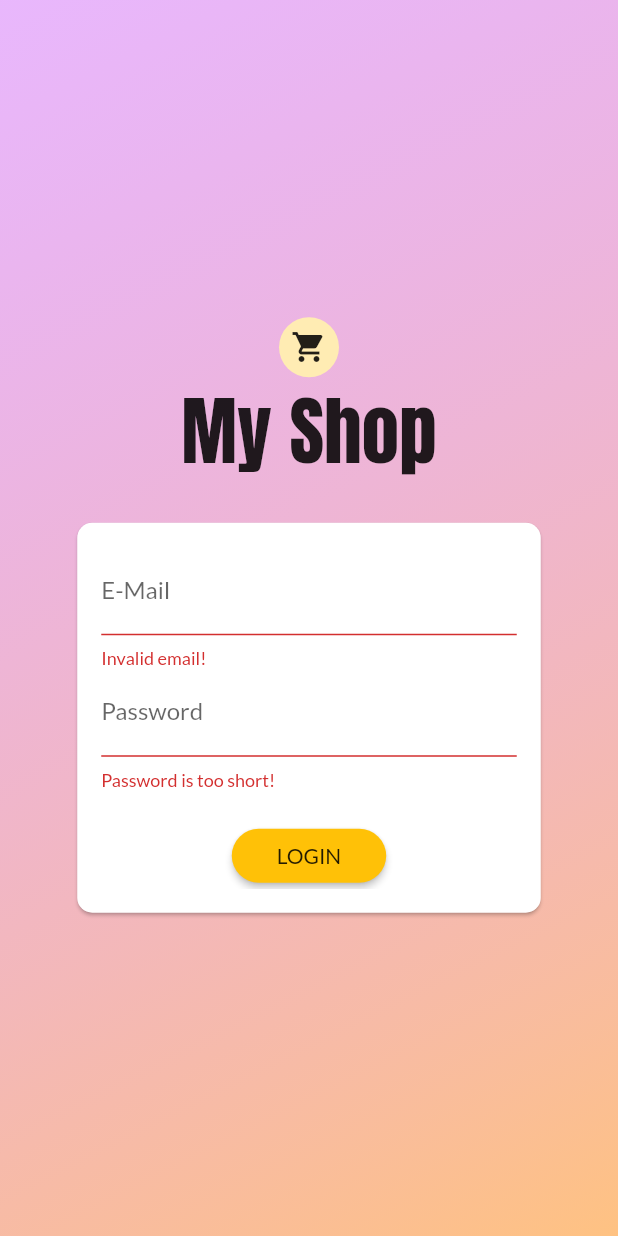
After one commit to mangukianisarg/my_shop, a Flutter app: the screen it shows after launch, after a tap on "LOGIN", on a phone screen of 412 x 824 dp. The commit adds this screen. Run offline on Flutter 3.47's test engine with Material 2 defaults, Android fonts, the phone set to English and light mode, and no system bars; our stand-ins replace shared_preferences; network calls fail.

Commit message:
Completing Firebase Database

```diff
--- a/lib/main.dart
+++ b/lib/main.dart
@@ -1,9 +1,12 @@
 import 'package:flutter/material.dart';
+import 'package:my_shop/providers/auth.dart';
 import 'package:my_shop/providers/cart.dart';
 import 'package:my_shop/providers/orders.dart';
+import 'package:my_shop/screen/auth_screen.dart';
 import 'package:my_shop/screen/cart_screen.dart';
 import 'package:my_shop/screen/edit_product_screen.dart';
 import 'package:my_shop/screen/orders_screen.dart';
+import 'package:my_shop/screen/splash_screen.dart';
 import 'package:my_shop/screen/user_products_screen.dart';
 import 'package:provider/provider.dart';
 import './screen/product_detail_screen.dart';
@@ -18,34 +21,58 @@ class MyApp extends StatelessWidget {
     return MultiProvider(
         providers: [
           ChangeNotifierProvider.value(
-          // create: (ctx) => Products(),
-          value: Products(),
+            value: Auth(),
+          ),
+          // ignore: missing_required_param
+          ChangeNotifierProxyProvider<Auth, Products>(
+            update: (ctx, auth, previousProducts) => Products(
+              auth.token,
+              auth.userId,
+              previousProducts == null ? [] : previousProducts.items,
+            ),
+            //value: Products(),
           ),
           ChangeNotifierProvider.value(
             // create: (ctx) => Cart(),
             value: Cart(),
           ),
-        ChangeNotifierProvider.value(
-          // create: (ctx) => Orders(),
-          value: Orders(),
+          // ignore: missing_required_param
+          ChangeNotifierProxyProvider<Auth, Orders>(
+            update: (ctx, auth, previousOrders) => Orders(
+              auth.token,
+              auth.userId,
+              previousOrders == null ? [] : previousOrders.orders,
+            ),
+            //value: Orders(),
           ),
         ],
-      child: MaterialApp(
+        child: Consumer<Auth>(
+          builder: (ctx, auth, _) => MaterialApp(
               debugShowCheckedModeBanner: false,
-          title: 'MyShop',
+              title: 'My Shop',
               theme: ThemeData(
                 primarySwatch: Colors.amber,
                 accentColor: Colors.lightBlueAccent,
                 fontFamily: 'Lato',
               ),
-          home: ProductsOverviewScreen(),
+              home: auth.isAuth
+                  ? ProductsOverviewScreen()
+                  : FutureBuilder(
+                      future: auth.tryAutoLogin(),
+                      builder: (ctx, authResultSnapShot) =>
+                          authResultSnapShot.connectionState ==
+                                  ConnectionState.waiting
+                              ? SplashScreen()
+                              : AuthScreen(),
+                    ),
               routes: {
                 ProductDetailScreen.routeName: (ctx) => ProductDetailScreen(),
                 CartScreen.routeName: (ctx) => CartScreen(),
                 OrdersScreen.routeName: (ctx) => OrdersScreen(),
                 UserProductsScreen.routeName: (ctx) => UserProductsScreen(),
                 EditProductScreen.routeName: (ctx) => EditProductScreen(),
+                // AuthScreen.routeName:(ctx) => AuthScreen(),
               }),
-    );
+        ));
   }
 }
--- a/lib/models/http_exception.dart
+++ b/lib/models/http_exception.dart
@@ -1,11 +1,11 @@
 class HttpException implements Exception {
-  final String messeage;
+  final String message;
 
-  HttpException(this.messeage);
+  HttpException(this.message);
 
   @override
   String toString() {
-    return messeage;
+    return message;
     //return super.toString();
   }
 }
--- /dev/null
+++ b/lib/providers/auth.dart
@@ -0,0 +1,125 @@
+import 'dart:convert';
+import 'dart:async';
+
+import 'package:flutter/widgets.dart';
+import 'package:http/http.dart' as http;
+import 'package:shared_preferences/shared_preferences.dart';
+
+import '../models/http_exception.dart';
+
+class Auth with ChangeNotifier {
+  String _token;
+  DateTime _expiryDate;
+  String _userId;
+  Timer _authTimer;
+
+  bool get isAuth {
+    return token != null;
+  }
+
+  String get token {
+    if (_expiryDate != null &&
+        _expiryDate.isAfter(DateTime.now()) &&
+        _token != null) {
+      return _token;
+    }
+    return null;
+  }
+
+  String get userId {
+    return _userId;
+  }
+
+  Future<void> _authenticate(
+      String email, String password, String urlSegment) async {
+    final url =
+        'https://identitytoolkit.googleapis.com/v1/accounts:$urlSegment?key=AIzaSyABnx9F-3lbzSc_Y8_H6L9J41KkseRXjaU';
+    try {
+      final response = await http.post(
+        url,
+        body: json.encode(
+          {
+            'email': email,
+            'password': password,
+            'returnSecureToken': true,
+          },
+        ),
+      );
+      final responseData = json.decode(response.body);
+      if (responseData['error'] != null) {
+        throw HttpException(responseData['error']['message']);
+      }
+      _token = responseData['idToken'];
+      _userId = responseData['localId'];
+      _expiryDate = DateTime.now().add(
+        Duration(
+          seconds: int.parse(
+            responseData['expiresIn'],
+          ),
+        ),
+      );
+      _autoLogout();
+      notifyListeners();
+      final prefs = await SharedPreferences.getInstance();
+      final userData = json.encode(
+        {
+          'token': _token,
+          'userId': _userId,
+          'expiryDate': _expiryDate.toIso8601String(),
+        },
+      );
+      prefs.setString('userData', userData);
+    } catch (error) {
+      throw error;
+    }
+  }
+
+  Future<void> signUp(String email, String password) async {
+    return _authenticate(email, password, 'signUp');
+  }
+
+  Future<void> login(String email, String password) async {
+    return _authenticate(email, password, 'signInWithPassword');
+  }
+
+  Future<bool> tryAutoLogin() async {
+    final prefs = await SharedPreferences.getInstance();
+    if (!prefs.containsKey('userData')) {
+      return false;
+    }
+    final extractedUserData = json.decode(prefs.getString('userData')) as Map<String, Object>;
+    final expiryDate = DateTime.parse(extractedUserData['expiryDate']);
+
+    if (expiryDate.isBefore(DateTime.now())) {
+      return false;
+    }
+    _token = extractedUserData['token'];
+    _userId = extractedUserData['userId'];
+    _expiryDate = expiryDate;
+    notifyListeners();
+    _autoLogout();
+    return true;
+  }
+
+  Future<void> logout() async {
+    _token = null;
+    _userId = null;
+    _expiryDate = null;
+    if (_authTimer != null) {
+      _authTimer.cancel();
+      _authTimer = null;
+    }
+    notifyListeners();
+    final prefs = await SharedPreferences.getInstance();
+    // prefs.remove('userData');
+    prefs.clear();
+  }
+
+  void _autoLogout() {
+    if (_authTimer != null) {
+      _authTimer.cancel();
+    }
+    final timeToExpiry = _expiryDate.difference(DateTime.now()).inSeconds;
+    _authTimer = Timer(Duration(seconds: timeToExpiry), logout);
+  }
+}
--- a/lib/providers/orders.dart
+++ b/lib/providers/orders.dart
@@ -19,17 +19,22 @@ class OrderItem {
 
 class Orders with ChangeNotifier {
   List<OrderItem> _orders = [];
+  final String authToken;
+  final String userId;
+
+  Orders(this.authToken, this.userId, this._orders);
 
   List<OrderItem> get orders {
     return [..._orders];
   }
 
   Future<void> fetchAndSetOrders() async {
-    const url = 'https://my-shop-e8ae1-default-rtdb.firebaseio.com/orders.json';
+    final url =
+        'https://my-shop-e8ae1-default-rtdb.firebaseio.com/orders/$userId.json?auth=$authToken';
     final response = await http.get(url);
     final List<OrderItem> loadedOrders = [];
     final extractedData = json.decode(response.body) as Map<String, dynamic>;
-    if (extractedData == null){
+    if (extractedData == null) {
       return;
     }
     extractedData.forEach((orderId, orderData) {
@@ -56,7 +61,8 @@ class Orders with ChangeNotifier {
   }
 
   Future<void> addOrder(List<CartItem> cartProducts, double total) async {
-    const url = 'https://my-shop-e8ae1-default-rtdb.firebaseio.com/orders.json';
+    final url =
+        'https://my-shop-e8ae1-default-rtdb.firebaseio.com/orders/$userId.json?auth=$authToken';
     final timestamp = DateTime.now();
     final response = await http.post(
       url,
--- a/lib/providers/products.dart
+++ b/lib/providers/products.dart
@@ -46,11 +46,16 @@ class Products with ChangeNotifier {
     // ),
   ];
 
+  // var _showFavoritesOnly = false;
+
+  final String authToken;
+  final String userId;
+
+  Products(this.authToken, this.userId, this._items);
+
   List<Product> get favoriteItems {
     return _items.where((productItem) => productItem.isFavorite).toList();
   }
-
-  // var _showFavoritesOnly = false;
 
   List<Product> get items {
     // if (_showFavoritesOnly){
@@ -73,15 +78,20 @@ class Products with ChangeNotifier {
   //   notifyListeners();
   // }
 
-  Future<void> fetchAndSetProduct() async {
-    const url =
-        'https://my-shop-e8ae1-default-rtdb.firebaseio.com/products.json';
+  Future<void> fetchAndSetProduct([bool filterbyUser = false]) async {
+    final filterString = filterbyUser ? 'orderBy="creatorId"&equalTo="$userId"' : '';
+    var url =
+        'https://my-shop-e8ae1-default-rtdb.firebaseio.com/products.json?auth=$authToken&$filterString';
     try {
       final response = await http.get(url);
       final extractedData = json.decode(response.body) as Map<String, dynamic>;
-      if(extractedData == null){
+      if (extractedData == null) {
         return;
       }
+      url =
+          'https://my-shop-e8ae1-default-rtdb.firebaseio.com/userFavorites/$userId.json?auth=$authToken';
+      final favoriteResponse = await http.get(url);
+      final favoriteData = json.decode(favoriteResponse.body);
       final List<Product> loadedProduct = [];
       extractedData.forEach((productId, productData) {
         loadedProduct.add(Product(
@@ -89,7 +99,7 @@ class Products with ChangeNotifier {
           title: productData['title'],
           description: productData['description'],
           price: productData['price'],
-          isFavorite: productData['isFavorite'],
+          isFavorite: favoriteData == null ? false : favoriteData[productId] ?? false,
           imageUrl: productData['imageUrl'],
         ));
       });
@@ -101,8 +111,8 @@ class Products with ChangeNotifier {
   }
 
   Future<void> addProduct(Product product) async {
-    const url =
-        'https://my-shop-e8ae1-default-rtdb.firebaseio.com/products.json';
+    final url =
+        'https://my-shop-e8ae1-default-rtdb.firebaseio.com/products.json?auth=$authToken';
     try {
       final response = await http.post(
         url,
@@ -111,7 +121,7 @@ class Products with ChangeNotifier {
           'description': product.description,
           'imageUrl': product.imageUrl,
           'price': product.price,
-          'isFavorite': product.isFavorite,
+          'ceatorId': userId,
         }),
       );
       final newProduct = Product(
@@ -136,7 +146,7 @@ class Products with ChangeNotifier {
     final productIndex = _items.indexWhere((product) => product.id == id);
     if (productIndex >= 0) {
       final url =
-          'https://my-shop-e8ae1-default-rtdb.firebaseio.com/products/$id.json';
+          'https://my-shop-e8ae1-default-rtdb.firebaseio.com/products/$id.json?auth=$authToken';
       await http.patch(url,
           body: json.encode({
             'title': newProduct.title,
@@ -153,7 +163,7 @@ class Products with ChangeNotifier {
 
   Future<void> deleteProduct(String id) async {
     final url =
-        'https://my-shop-e8ae1-default-rtdb.firebaseio.com/products/$id.json';
+        'https://my-shop-e8ae1-default-rtdb.firebaseio.com/products/$id.json?auth=$authToken';
     final existingProductIndex =
         _items.indexWhere((product) => product.id == id);
     var existingProduct = _items[existingProductIndex];
--- /dev/null
+++ b/lib/screen/auth_screen.dart
@@ -0,0 +1,265 @@
+import 'package:flutter/material.dart';
+import 'package:provider/provider.dart';
+
+import '../providers/auth.dart';
+import '../models/http_exception.dart';
+
+enum AuthMode { SignUp, Login }
+
+class AuthScreen extends StatelessWidget {
+  static const routeName = '/auth';
+
+  @override
+  Widget build(BuildContext context) {
+    final deviceSize = MediaQuery.of(context).size;
+    // final transformConfig = Matrix4.rotationZ(-8 * pi / 180);
+    // transformConfig.translate(-10.0);
+    return Scaffold(
+      // resizeToAvoidBottomInset: false,
+      body: Stack(
+        children: <Widget>[
+          Container(
+            decoration: BoxDecoration(
+              gradient: LinearGradient(
+                colors: [
+                  Color.fromRGBO(215, 117, 255, 1).withOpacity(0.5),
+                  Color.fromRGBO(255, 188, 117, 1).withOpacity(0.9),
+                ],
+                begin: Alignment.topLeft,
+                end: Alignment.bottomRight,
+                stops: [0, 1],
+              ),
+            ),
+          ),
+          SingleChildScrollView(
+            child: Container(
+              height: deviceSize.height,
+              width: deviceSize.width,
+              child: Column(
+                mainAxisAlignment: MainAxisAlignment.center,
+                crossAxisAlignment: CrossAxisAlignment.center,
+                children: <Widget>[
+                  Column(
+                    children: [
+                      CircleAvatar(
+                        child: Icon(Icons.shopping_cart),
+                      ),
+                      Text(
+                        'My Shop',
+                        style: TextStyle(
+                          color:
+                              Theme.of(context).accentTextTheme.headline6.color,
+                          fontSize: 50,
+                          fontFamily: 'Anton',
+                          fontWeight: FontWeight.normal,
+                        ),
+                      ),
+                    ],
+                  ),
+                  SizedBox(
+                    height: 20,
+                  ),
+                  Flexible(
+                      flex: deviceSize.width > 600 ? 2 : 1, child: AuthCard()),
+                ],
+              ),
+            ),
+          ),
+        ],
+      ),
+    );
+  }
+}
+
+class AuthCard extends StatefulWidget {
+  const AuthCard({
+    Key key,
+  }) : super(key: key);
+
+  @override
+  _AuthCardState createState() => _AuthCardState();
+}
+
+class _AuthCardState extends State<AuthCard> {
+  final GlobalKey<FormState> _formKey = GlobalKey();
+  AuthMode _authMode = AuthMode.Login;
+  Map<String, String> _authData = {
+    'email': '',
+    'password': '',
+  };
+  var _isLoading = false;
+  final _passwordController = TextEditingController();
+
+  void _showErrorDialog(String message) {
+    showDialog(
+      context: context,
+      builder: (ctx) => AlertDialog(
+        title: Text('An Error Occurred!'),
+        content: Text(message),
+        actions: <Widget>[
+          FlatButton(
+            child: Text('Okay'),
+            onPressed: () {
+              Navigator.of(ctx).pop();
+            },
+          )
+        ],
+      ),
+    );
+  }
+
+  Future<void> _submit() async {
+    if (!_formKey.currentState.validate()) {
+      // Invalid!
+      return;
+    }
+    _formKey.currentState.save();
+    setState(() {
+      _isLoading = true;
+    });
+    try {
+      if (_authMode == AuthMode.Login) {
+        // Log user in
+        await Provider.of<Auth>(context, listen: false).login(
+          _authData['email'],
+          _authData['password'],
+        );
+      } else {
+        // Sign user up
+        await Provider.of<Auth>(context, listen: false).signUp(
+          _authData['email'],
+          _authData['password'],
+        );
+      }
+      //Navigator.of(context).pushReplacementNamed('/product-overview');
+    } on HttpException catch (error) {
+      var errorMessage = 'Authentication failed';
+      if (error.toString().contains('EMAIL_EXISTS')) {
+        errorMessage = 'This email address is already in use.';
+      } else if (error.toString().contains('INVALID_EMAIL')) {
+        errorMessage = 'This is not a valid email address';
+      } else if (error.toString().contains('WEAK_PASSWORD')) {
+        errorMessage = 'This password is too weak.';
+      } else if (error.toString().contains('EMAIL_NOT_FOUND')) {
+        errorMessage = 'Could not find a user with that email.';
+      } else if (error.toString().contains('INVALID_PASSWORD')) {
+        errorMessage = 'Invalid password.';
+      }
+      _showErrorDialog(errorMessage);
+    } catch (error) {
+      const errorMessage =
+          'Could not authenticate you. Please try again later.';
+      _showErrorDialog(errorMessage);
+    }
+
+    setState(() {
+      _isLoading = false;
+    });
+  }
+
+  void _switchAuthMode() {
+    if (_authMode == AuthMode.Login) {
+      setState(() {
+        _authMode = AuthMode.SignUp;
+      });
+    } else {
+      setState(() {
+        _authMode = AuthMode.Login;
+      });
+    }
+  }
+
+  @override
+  Widget build(BuildContext context) {
+    final deviceSize = MediaQuery.of(context).size;
+    return Card(
+      shape: RoundedRectangleBorder(
+        borderRadius: BorderRadius.circular(10.0),
+      ),
+      elevation: 1.0,
+      child: Container(
+        height: _authMode == AuthMode.SignUp ? 320 : 260,
+        constraints:
+            BoxConstraints(minHeight: _authMode == AuthMode.SignUp ? 320 : 260),
+        width: deviceSize.width * 0.75,
+        padding: EdgeInsets.all(16.0),
+        child: Form(
+          key: _formKey,
+          child: SingleChildScrollView(
+            child: Column(
+              children: <Widget>[
+                TextFormField(
+                  decoration: InputDecoration(labelText: 'E-Mail'),
+                  keyboardType: TextInputType.emailAddress,
+                  // ignore: missing_return
+                  validator: (value) {
+                    if (value.isEmpty || !value.contains('@')) {
+                      return 'Invalid email!';
+                    }
+                  },
+                  onSaved: (value) {
+                    _authData['email'] = value;
+                  },
+                ),
+                TextFormField(
+                  decoration: InputDecoration(labelText: 'Password'),
+                  obscureText: true,
+                  controller: _passwordController,
+                  // ignore: missing_return
+                  validator: (value) {
+                    if (value.isEmpty || value.length < 5) {
+                      return 'Password is too short!';
+                    }
+                  },
+                  onSaved: (value) {
+                    _authData['password'] = value;
+                  },
+                ),
+                if (_authMode == AuthMode.SignUp)
+                  TextFormField(
+                    enabled: _authMode == AuthMode.SignUp,
+                    decoration: InputDecoration(labelText: 'Confirm Password'),
+                    obscureText: true,
+                    validator: _authMode == AuthMode.SignUp
+                        // ignore: missing_return
+                        ? (value) {
+                            if (value != _passwordController.text) {
+                              return 'Passwords do not match!';
+                            }
+                          }
+                        : null,
+                  ),
+                SizedBox(
+                  height: 20,
+                ),
+                if (_isLoading)
+                  CircularProgressIndicator()
+                else
+                  RaisedButton(
+                    child:
+                        Text(_authMode == AuthMode.Login ? 'LOGIN' : 'SIGN UP'),
+                    onPressed: _submit,
+                    shape: RoundedRectangleBorder(
+                      borderRadius: BorderRadius.circular(30),
+                    ),
+                    padding:
+                        EdgeInsets.symmetric(horizontal: 30.0, vertical: 8.0),
+                    color: Theme.of(context).primaryColor,
+                    textColor: Theme.of(context).primaryTextTheme.button.color,
+                  ),
+                FlatButton(
+                  child: Text(
+                      '${_authMode == AuthMode.Login ? 'SIGNUP' : 'LOGIN'} INSTEAD'),
+                  onPressed: _switchAuthMode,
+                  padding: EdgeInsets.symmetric(horizontal: 30.0, vertical: 4),
+                  materialTapTargetSize: MaterialTapTargetSize.shrinkWrap,
+                  textColor: Theme.of(context).primaryColor,
+                ),
+              ],
+            ),
+          ),
+        ),
+      ),
+    );
+  }
+}
--- /dev/null
+++ b/lib/screen/splash_screen.dart
@@ -0,0 +1,12 @@
+import 'package:flutter/material.dart';
+
+class SplashScreen extends StatelessWidget {
+  @override
+  Widget build(BuildContext context) {
+    return Scaffold(
+      body: Center(
+        child: Text('Loading...'),
+      ),
+    );
+  }
+}
--- a/lib/widgets/product_item.dart
+++ b/lib/widgets/product_item.dart
@@ -4,6 +4,7 @@ import 'package:provider/provider.dart';
 import '../screen/product_detail_screen.dart';
 import '../providers/product.dart';
 import '../providers/cart.dart';
+import '../providers/auth.dart';
 
 class ProductItem extends StatelessWidget {
   // final String id;
@@ -16,6 +17,7 @@ class ProductItem extends StatelessWidget {
   Widget build(BuildContext context) {
     final product = Provider.of<Product>(context, listen: false);
     final cart = Provider.of<Cart>(context, listen: false);
+    final authData = Provider.of<Auth>(context, listen: false);
     return ClipRRect(
       borderRadius: BorderRadius.circular(10),
       child: GridTile(
@@ -40,7 +42,7 @@ class ProductItem extends StatelessWidget {
                   ),
                   color: Theme.of(context).accentColor,
                   onPressed: () {
-                    product.toggleFavoriteStatus();
+                    product.toggleFavoriteStatus(authData.token, authData.userId,);
                   },
                 ),
           ),
--- a/pubspec.yaml
+++ b/pubspec.yaml
@@ -26,6 +26,7 @@ dependencies:
   provider: ^4.3.2+3
   intl: ^0.16.1
   http: ^0.12.2
+  shared_preferences: ^0.5.12+4
 
 
   # The following adds the Cupertino Icons font to your application.
```
Also changed, not shown: lib/providers/product.dart (+6 -6 lines), lib/screen/user_products_screen.dart (+15 -4 lines), lib/widgets/app_drawer.dart (+14 -0 lines), lib/screen/cart_screen.dart (line endings or trailing spaces), pubspec.lock. Lines whose indentation alone changed are shown as unchanged.
